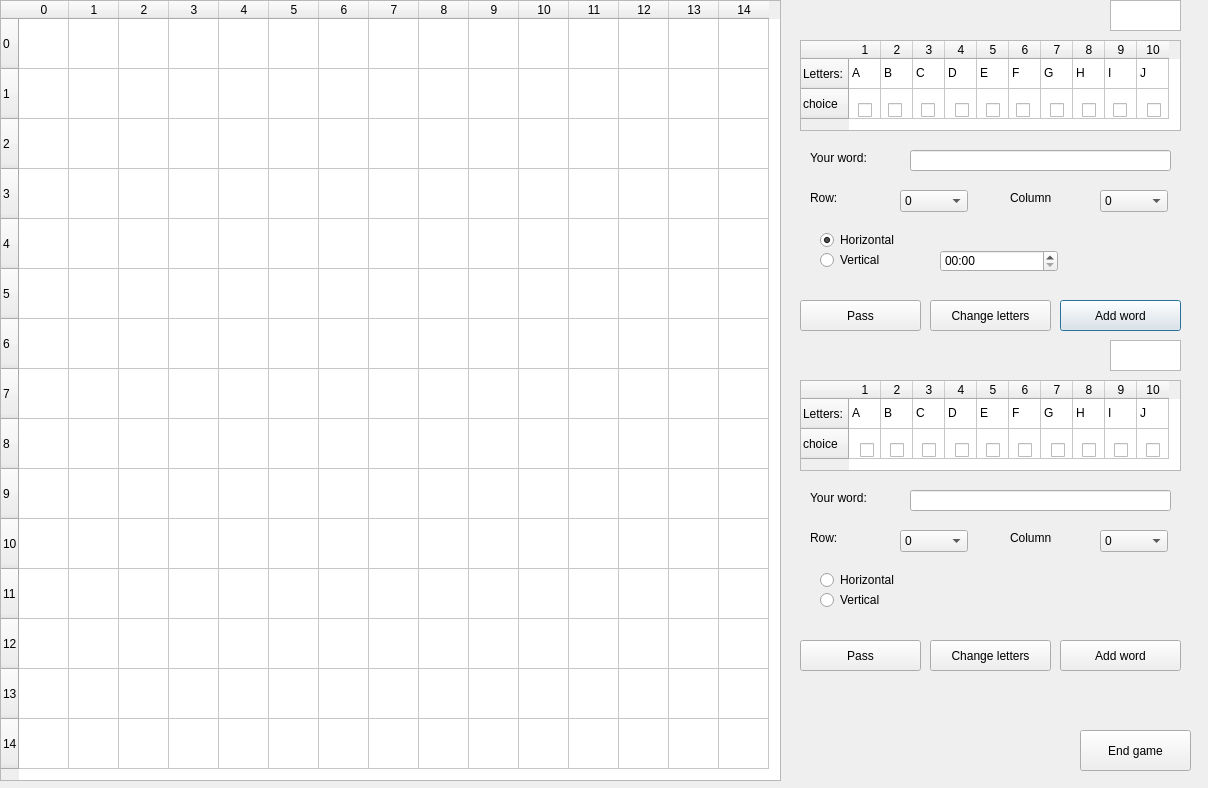
Above: Scrabble_GUI/Game_GUI_2.ui from sobolak/scrabble before the change. Below: the same form after it.
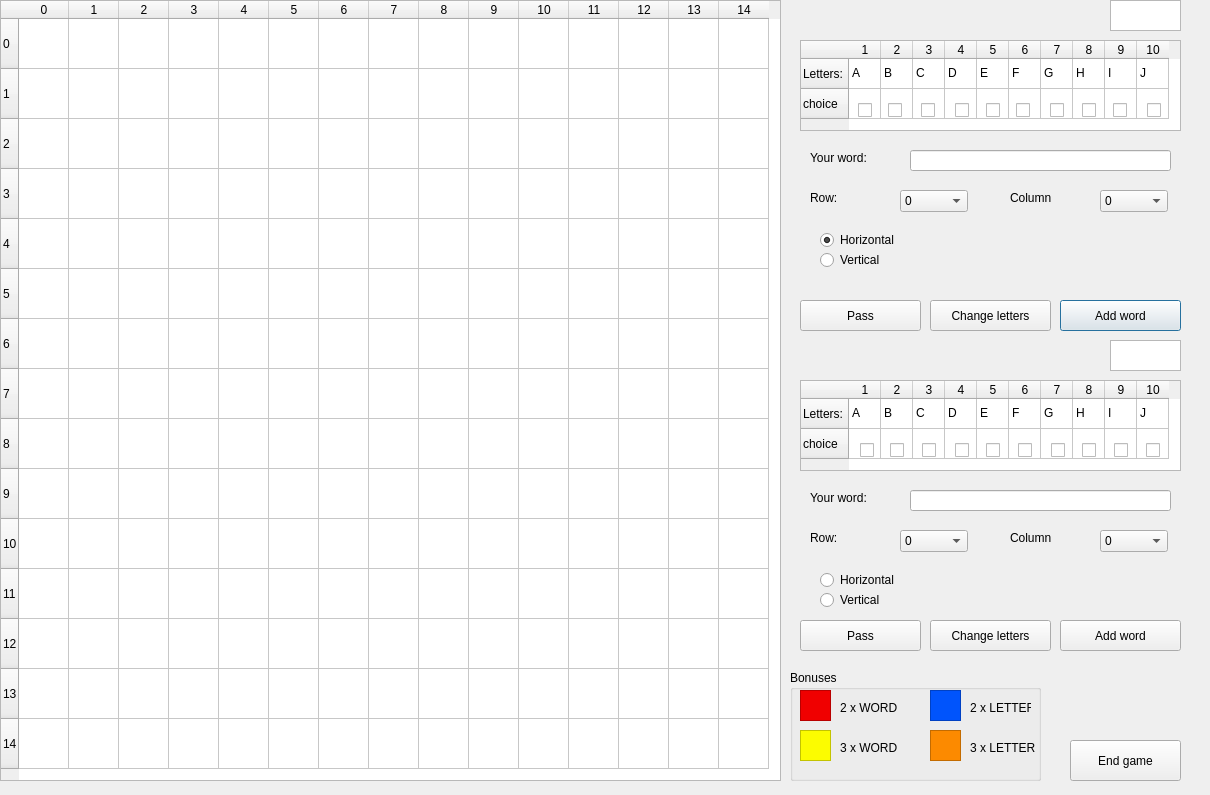
That is the form after the change. Icons and pictures are not drawn.

The edit to the form file:
```diff
--- a/Scrabble_GUI/Game_GUI_2.ui
+++ b/Scrabble_GUI/Game_GUI_2.ui
@@ -9,8 +9,8 @@
    <rect>
     <x>0</x>
     <y>0</y>
-    <width>1208</width>
-    <height>788</height>
+    <width>1210</width>
+    <height>795</height>
    </rect>
   </property>
   <property name="windowTitle">
@@ -718,7 +718,7 @@
    <property name="geometry">
     <rect>
      <x>930</x>
-     <y>640</y>
+     <y>620</y>
      <width>121</width>
      <height>31</height>
     </rect>
@@ -731,7 +731,7 @@
    <property name="geometry">
     <rect>
      <x>800</x>
-     <y>640</y>
+     <y>620</y>
      <width>121</width>
      <height>31</height>
     </rect>
@@ -754,7 +754,7 @@
    <property name="geometry">
     <rect>
      <x>1060</x>
-     <y>640</y>
+     <y>620</y>
      <width>121</width>
      <height>31</height>
     </rect>
@@ -1161,26 +1161,6 @@
     </rect>
    </property>
   </widget>
-  <widget class="QTimeEdit" name="mufasaTimer">
-   <property name="geometry">
-    <rect>
-     <x>940</x>
-     <y>250</y>
-     <width>118</width>
-     <height>22</height>
-    </rect>
-   </property>
-   <property name="date">
-    <date>
-     <year>2000</year>
-     <month>1</month>
-     <day>5</day>
-    </date>
-   </property>
-   <property name="displayFormat">
-    <string>mm:ss</string>
-   </property>
-  </widget>
   <widget class="QTableWidget" name="tableWidget_game">
    <property name="geometry">
     <rect>
@@ -5194,8 +5174,8 @@
   <widget class="QPushButton" name="pushButton_end">
    <property name="geometry">
     <rect>
-     <x>1080</x>
-     <y>730</y>
+     <x>1070</x>
+     <y>740</y>
      <width>111</width>
      <height>41</height>
     </rect>
@@ -5204,6 +5184,135 @@
     <string>End game</string>
    </property>
   </widget>
+  <widget class="QGraphicsView" name="graphicsView">
+   <property name="geometry">
+    <rect>
+     <x>800</x>
+     <y>690</y>
+     <width>31</width>
+     <height>31</height>
+    </rect>
+   </property>
+   <property name="focusPolicy">
+    <enum>Qt::ClickFocus</enum>
+   </property>
+   <property name="styleSheet">
+    <string notr="true">background:rgb(243, 0, 0)</string>
+   </property>
+  </widget>
+  <widget class="QGraphicsView" name="graphicsView_2">
+   <property name="geometry">
+    <rect>
+     <x>930</x>
+     <y>690</y>
+     <width>31</width>
+     <height>31</height>
+    </rect>
+   </property>
+   <property name="focusPolicy">
+    <enum>Qt::ClickFocus</enum>
+   </property>
+   <property name="styleSheet">
+    <string notr="true">background:rgb(243, 0, 0)rgb(0, 85, 255)</string>
+   </property>
+  </widget>
+  <widget class="QGraphicsView" name="graphicsView_3">
+   <property name="geometry">
+    <rect>
+     <x>930</x>
+     <y>730</y>
+     <width>31</width>
+     <height>31</height>
+    </rect>
+   </property>
+   <property name="focusPolicy">
+    <enum>Qt::ClickFocus</enum>
+   </property>
+   <property name="styleSheet">
+    <string notr="true">background:rgb(255, 140, 0)</string>
+   </property>
+  </widget>
+  <widget class="QGraphicsView" name="graphicsView_4">
+   <property name="geometry">
+    <rect>
+     <x>800</x>
+     <y>730</y>
+     <width>31</width>
+     <height>31</height>
+    </rect>
+   </property>
+   <property name="focusPolicy">
+    <enum>Qt::ClickFocus</enum>
+   </property>
+   <property name="styleSheet">
+    <string notr="true">background:rgb(255, 255, 0)</string>
+   </property>
+  </widget>
+  <widget class="QLabel" name="label">
+   <property name="geometry">
+    <rect>
+     <x>840</x>
+     <y>700</y>
+     <width>71</width>
+     <height>16</height>
+    </rect>
+   </property>
+   <property name="text">
+    <string>2 x WORD</string>
+   </property>
+  </widget>
+  <widget class="QLabel" name="label_2">
+   <property name="geometry">
+    <rect>
+     <x>970</x>
+     <y>700</y>
+     <width>61</width>
+     <height>16</height>
+    </rect>
+   </property>
+   <property name="text">
+    <string>2 x LETTER</string>
+   </property>
+  </widget>
+  <widget class="QLabel" name="label_3">
+   <property name="geometry">
+    <rect>
+     <x>840</x>
+     <y>740</y>
+     <width>71</width>
+     <height>16</height>
+    </rect>
+   </property>
+   <property name="text">
+    <string>3 x WORD </string>
+   </property>
+  </widget>
+  <widget class="QLabel" name="label_4">
+   <property name="geometry">
+    <rect>
+     <x>970</x>
+     <y>740</y>
+     <width>71</width>
+     <height>16</height>
+    </rect>
+   </property>
+   <property name="text">
+    <string>3 x LETTER</string>
+   </property>
+  </widget>
+  <widget class="QGroupBox" name="groupBox">
+   <property name="geometry">
+    <rect>
+     <x>790</x>
+     <y>670</y>
+     <width>251</width>
+     <height>111</height>
+    </rect>
+   </property>
+   <property name="title">
+    <string>Bonuses</string>
+   </property>
+  </widget>
   <zorder>mufasaChange</zorder>
   <zorder>estebanBoard</zorder>
   <zorder>mufasaBoard</zorder>
```
Left out of the diff: 19 changed lines with no effect on the pictures.
